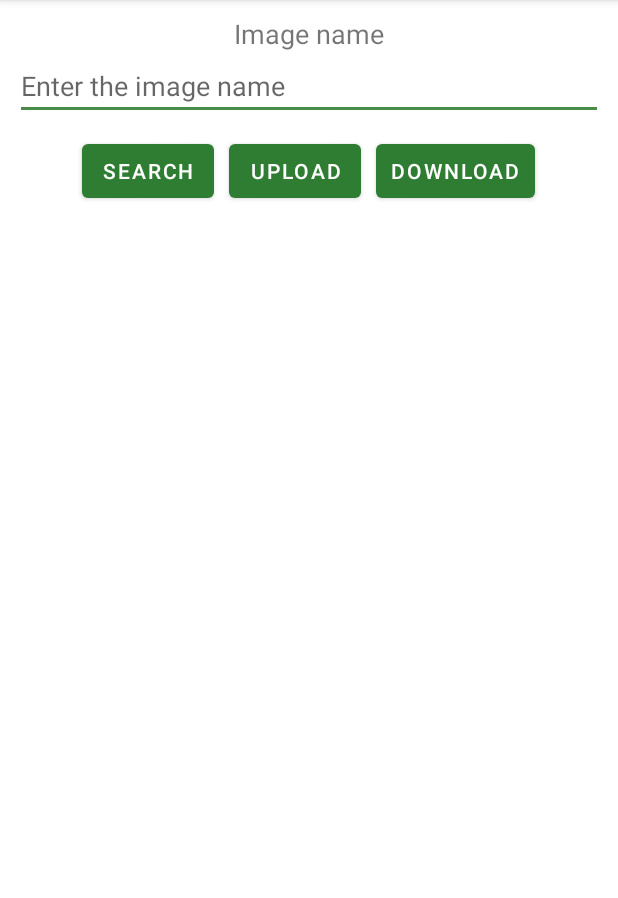
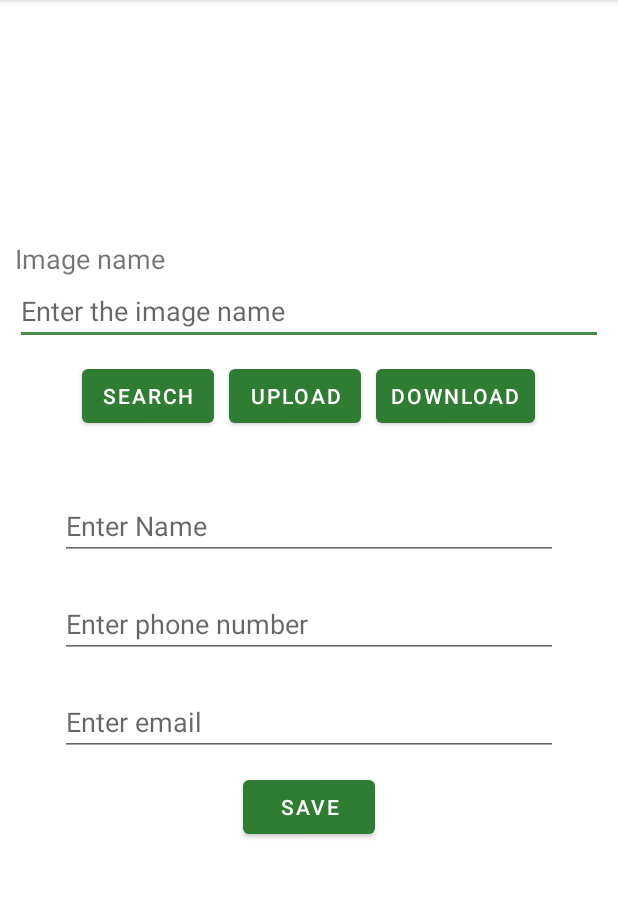
Before and after one commit to yeco96/hotelesMovil, an Android app: the fragment GalleryFragment shown on its own in the app's theme, on a phone screen of 412 x 824 dp, the part 84-982 px from its top. Run offline under Robolectric (Android 15) with nearby library versions, the phone set to English and light mode, and no system bars; our stand-ins replace Firebase (no records; nobody signed in at launch, a user with empty details on screens opened directly); 4 statements that could not run were skipped.

Commit message:
Datos del usuario en realtime

```diff
--- a/app/build.gradle
+++ b/app/build.gradle
@@ -66,4 +66,5 @@ dependencies {
     implementation 'com.squareup.picasso:picasso:2.71828'
 
     implementation 'com.google.android.gms:play-services-ads:20.2.0'
+    implementation 'com.google.code.gson:gson:2.8.8'
 }
--- a/app/src/main/AndroidManifest.xml
+++ b/app/src/main/AndroidManifest.xml
@@ -3,6 +3,7 @@
     package="com.sc703.proyecto">
 
     <uses-permission android:name="android.permission.INTERNET"/>
+    <uses-permission android:name="android.permission.ACCESS_NETWORK_STATE"/>
 
     <application
         android:allowBackup="true"
--- a/app/src/main/java/com/sc703/proyecto/ui/gallery/GalleryFragment.kt
+++ b/app/src/main/java/com/sc703/proyecto/ui/gallery/GalleryFragment.kt
@@ -7,39 +7,52 @@ import android.graphics.BitmapFactory
 import android.net.Uri
 import android.os.Bundle
 import android.provider.MediaStore
+import android.support.annotation.NonNull
+import android.text.TextUtils
 import android.view.LayoutInflater
 import android.view.View
 import android.view.ViewGroup
 import android.widget.*
 import androidx.fragment.app.Fragment
-import androidx.lifecycle.Observer
-import androidx.lifecycle.ViewModelProvider
+import com.google.firebase.auth.ktx.auth
+import com.google.firebase.database.*
+import com.google.firebase.database.ktx.database
+import com.google.firebase.database.ktx.getValue
+import com.google.firebase.ktx.Firebase
 import com.google.firebase.storage.FirebaseStorage
 import com.google.firebase.storage.StorageReference
+import com.google.gson.Gson
 import com.sc703.proyecto.R
-import com.sc703.proyecto.databinding.FragmentGalleryBinding
 import java.io.File
 import java.io.IOException
 
+
 class GalleryFragment : Fragment() {
+
+    private lateinit var employeeNameEdt: EditText
+    private lateinit var employeePhoneEdt: EditText
+    private lateinit var employeeAddressEdt: EditText
+
+    private lateinit var database: DatabaseReference
+    private lateinit var usuario: Usuario
+
+
     private lateinit var imv_imagen: ImageView
     private lateinit var edt_NombreImag: EditText
     private lateinit var btn_Buscar: Button
     private lateinit var btn_Cargar: Button
     private lateinit var btn_Descargar: Button
+    private lateinit var btn_Save: Button
 
-    //Creamos la referencia al servicio de Storage
+
     private lateinit var Almacenamiento: StorageReference
-
-    //Ruta par la imagen
     private lateinit var RutaIMG: Uri
-
-    //Asignamos un ID al proceso de busqueda
     private val ID_Proceso = 1234
 
     override fun onCreateView(
         inflater: LayoutInflater, container: ViewGroup?,
-        savedInstanceState: Bundle?): View? {
+        savedInstanceState: Bundle?
+    ): View? {
         val root = inflater.inflate(R.layout.fragment_gallery, container, false)
 
         imv_imagen = root.findViewById(R.id.imv_Imagen)
@@ -47,21 +60,81 @@ class GalleryFragment : Fragment() {
         btn_Buscar = root.findViewById(R.id.btn_Buscar)
         btn_Cargar = root.findViewById(R.id.btn_Cargar)
         btn_Descargar = root.findViewById(R.id.btn_Descargar)
+        btn_Save = root.findViewById(R.id.btn_Save)
 
-        btn_Buscar.setOnClickListener(View.OnClickListener { v -> BuscarArchivo(v) })
-        btn_Cargar.setOnClickListener(View.OnClickListener { v -> CargarArchivo(v) })
-        btn_Descargar.setOnClickListener(View.OnClickListener { DescargaArchivo() })
+        btn_Buscar.setOnClickListener { v -> BuscarArchivo(v) }
+        btn_Cargar.setOnClickListener { v -> CargarArchivo(v) }
+        btn_Descargar.setOnClickListener { DescargaArchivo() }
+        btn_Save.setOnClickListener { Save() }
+
+        employeeNameEdt = root.findViewById(R.id.idEdtName)
+        employeePhoneEdt = root.findViewById(R.id.idEdtPhoneNumber)
+        employeeAddressEdt = root.findViewById(R.id.idEdtAddress)
+
+        database = Firebase.database.reference
+        usuario = Usuario()
+
+        val user = Firebase.auth.currentUser
+        user?.let {
+            usuario.id = user.uid
+            employeeAddressEdt.setText(user.email)
+        }
+        database.child("users").child(usuario.id).child("dataUser")
+            .addValueEventListener(object : ValueEventListener {
+                override fun onDataChange(snapshot: DataSnapshot) {
+                    usuario = snapshot.getValue<Usuario>()!!
+                    employeeNameEdt.setText(usuario.name.toString())
+                    employeePhoneEdt.setText(usuario.telefono.toString())
+                    employeeAddressEdt.setText(usuario.correo.toString())
+                }
+
+                override fun onCancelled(error: DatabaseError) {
+
+                }
+            })
 
         return root
     }
 
+    private fun addDatatoFirebase(name: String, phone: String, address: String) {
+        usuario.name = name
+        usuario.telefono = phone
+        usuario.correo = address
+
+        val child = database.child("users").child(usuario.id)
+
+        database.addValueEventListener(object : ValueEventListener {
+            override fun onDataChange(@NonNull snapshot: DataSnapshot) {
+                child.child("dataUser").setValue(usuario)
+                Toast.makeText(context, "data added", Toast.LENGTH_SHORT).show()
+            }
+
+            override fun onCancelled(@NonNull error: DatabaseError) {
+                Toast.makeText(context, "Fail to add data $error", Toast.LENGTH_SHORT).show()
+            }
+        })
+    }
+
+    private fun Save() {
+        val name: String = employeeNameEdt.text.toString()
+        val phone: String = employeePhoneEdt.text.toString()
+        val address: String = employeeAddressEdt.text.toString()
+
+        if (TextUtils.isEmpty(name) && TextUtils.isEmpty(phone) && TextUtils.isEmpty(address)) {
+            Toast.makeText(context, "Please add some data.", Toast.LENGTH_SHORT).show()
+        } else {
+            addDatatoFirebase(name, phone, address)
+        }
+    }
+
     //Funcion para abrir un explorador de archivos *** Imagenes
-    private fun BuscarArchivo(view: View){
+    private fun BuscarArchivo(view: View) {
         val intent = Intent()
         intent.type = "image/*"
         intent.action = Intent.ACTION_GET_CONTENT
         startActivityForResult(
-            Intent.createChooser(intent, R.string.Storage_Image_select.toString()),ID_Proceso)
+            Intent.createChooser(intent, R.string.Storage_Image_select.toString()), ID_Proceso
+        )
     }
 
     //Funcion para obtener los datos de la imagen
@@ -70,19 +143,25 @@ class GalleryFragment : Fragment() {
         if (requestCode == ID_Proceso && resultCode == Activity.RESULT_OK && data != null)
             RutaIMG = data.data!!
         try {
-            val bitmap = MediaStore.Images.Media.getBitmap(activity?.contentResolver,RutaIMG)
+            val bitmap = MediaStore.Images.Media.getBitmap(activity?.contentResolver, RutaIMG)
             imv_imagen.setImageBitmap(bitmap)
-        }catch (e: IOException){
+        } catch (e: IOException) {
             e.printStackTrace()
-            Toast.makeText(context,R.string.Storage_Image_select_fail.toString(),
-                Toast.LENGTH_SHORT).show()
+            Toast.makeText(
+                context,
+                R.string.Storage_Image_select_fail.toString(),
+                Toast.LENGTH_SHORT
+            ).show()
         }
     }
 
     //Funcion para Cargar las imagenes al Storage de Firebase
-    private fun CargarArchivo (view: View){
+    private fun CargarArchivo(view: View) {
         Almacenamiento = FirebaseStorage.getInstance().reference.child("Imagenes")
-        if (RutaIMG != null){
+        if (RutaIMG == null) {
+            Toast.makeText(context, R.string.Storage_upload_notfound, Toast.LENGTH_SHORT).show()
+        }
+
         val dialogo = ProgressDialog(context)
         dialogo.setTitle(R.string.Storage_upload)
         dialogo.show()
@@ -91,34 +170,31 @@ class GalleryFragment : Fragment() {
         ref.putFile(RutaIMG)
             .addOnSuccessListener {
                 dialogo.dismiss()
-                    Toast.makeText(context,R.string.Storage_upload_succes, Toast.LENGTH_SHORT).show()
+                Toast.makeText(context, R.string.Storage_upload_succes, Toast.LENGTH_SHORT).show()
             }
             .addOnFailureListener {
                 dialogo.dismiss()
-                    Toast.makeText(context, R.string.Storage_upload_fail, Toast.LENGTH_SHORT)
-                        .show()
+                Toast.makeText(context, R.string.Storage_upload_fail, Toast.LENGTH_SHORT).show()
             }
             .addOnProgressListener { snapshot ->
                 val progreso = 100 * snapshot.bytesTransferred / snapshot.totalByteCount
                 dialogo.setMessage(R.string.Storage_upload.toString() + progreso + "%")
             }
-        }else{
-            Toast.makeText(context,R.string.Storage_upload_notfound, Toast.LENGTH_SHORT)
-                .show()
-        }
+
     }
 
     //Funcion para descargar las imagenes del Stotrage de Firebase
-    private fun DescargaArchivo(){
+    private fun DescargaArchivo() {
         //Asignamos la ruta de la imagen a descargar
-        Almacenamiento = FirebaseStorage.getInstance().reference.child("Imagenes/" +
-                edt_NombreImag.text.toString())
+        Almacenamiento = FirebaseStorage.getInstance().reference.child(
+            "Imagenes/" + edt_NombreImag.text.toString()
+        )
 
         lateinit var temporal: File
 
         try {
-            temporal = File.createTempFile("images",".jpg")
-        }catch (e: IOException){
+            temporal = File.createTempFile("images", ".jpg")
+        } catch (e: IOException) {
             e.printStackTrace()
         }
         val archivoFinal = temporal
@@ -128,8 +204,7 @@ class GalleryFragment : Fragment() {
                 imv_imagen.setImageBitmap(BitmapFactory.decodeFile(imagen))
             }
             .addOnFailureListener {
-                Toast.makeText(context,R.string.Storage_download_fail, Toast.LENGTH_SHORT)
-                    .show()
+                Toast.makeText(context, R.string.Storage_download_fail, Toast.LENGTH_SHORT).show()
             }
     }
 }
--- /dev/null
+++ b/app/src/main/java/com/sc703/proyecto/ui/gallery/Usuario.java
@@ -0,0 +1,60 @@
+package com.sc703.proyecto.ui.gallery;
+
+public class Usuario {
+    // string variable for
+    // storing employee name.
+
+    private String ID;
+
+    private String name;
+
+    // string variable for storing
+    // employee contact number
+    private String telefono;
+
+    // string variable for storing
+    // employee address.
+    private String correo;
+
+    // an empty constructor is
+    // required when using
+    // Firebase Realtime Database.
+    public Usuario() {
+
+    }
+
+
+    public String getID() {
+        return ID;
+    }
+
+    public void setID(String ID) {
+        this.ID = ID;
+    }
+
+    // created getter and setter methods
+    // for all our variables.
+    public String getName() {
+        return name;
+    }
+
+    public void setName(String name) {
+        this.name = name;
+    }
+
+    public String getTelefono() {
+        return telefono;
+    }
+
+    public void setTelefono(String telefono) {
+        this.telefono = telefono;
+    }
+
+    public String getCorreo() {
+        return correo;
+    }
+
+    public void setCorreo(String correo) {
+        this.correo = correo;
+    }
+}
--- a/app/src/main/res/layout/fragment_gallery.xml
+++ b/app/src/main/res/layout/fragment_gallery.xml
@@ -13,13 +13,23 @@
         android:layout_width="match_parent"
         android:layout_height="match_parent"
         android:layout_margin="10dp"
-        android:gravity="center"
         android:orientation="vertical">
+
+        <LinearLayout
+            android:layout_width="150dp"
+            android:layout_height="150dp"
+            android:layout_gravity="center">
+            <ImageView
+                android:id="@+id/imv_Imagen"
+                android:layout_width="150dp"
+                android:layout_height="150dp" />
+        </LinearLayout>
+
         <TextView
             android:layout_width="wrap_content"
             android:layout_height="wrap_content"
             android:text="@string/Storage_Image_name"
-            android:textSize="18dp"/>
+            android:textSize="18sp"/>
 
         <EditText
             android:id="@+id/edt_NombreImg"
@@ -56,13 +66,55 @@
                 android:text="@string/btn_Download" />
         </LinearLayout>
 
+<!--        DATOS-->
         <LinearLayout
             android:layout_width="match_parent"
-            android:layout_height="match_parent">
-            <ImageView
-                android:id="@+id/imv_Imagen"
+            android:layout_height="wrap_content"
+            android:gravity="center"
+            android:padding="20dp"
+            android:orientation="vertical">
+
+
+            <EditText
+                android:id="@+id/idEdtName"
                 android:layout_width="match_parent"
-                android:layout_height="match_parent" />
+                android:layout_height="wrap_content"
+                android:layout_centerHorizontal="true"
+                android:layout_margin="10dp"
+                android:hint="@string/Name"
+                android:importantForAutofill="no"
+                android:inputType="textPersonName" />
+
+            <EditText
+                android:id="@+id/idEdtPhoneNumber"
+                android:layout_width="match_parent"
+                android:layout_height="wrap_content"
+                android:layout_margin="10dp"
+                android:hint="@string/UsuerPhone"
+                android:importantForAutofill="no"
+                android:inputType="phone" />
+
+
+            <EditText
+                android:id="@+id/idEdtAddress"
+                android:layout_width="match_parent"
+                android:layout_height="wrap_content"
+                android:layout_margin="10dp"
+                android:hint="@string/email"
+                android:focusable="false"
+                android:inputType="textPostalAddress" />
+
+            <Button
+                android:id="@+id/btn_Save"
+                android:layout_width="wrap_content"
+                android:layout_height="wrap_content"
+                android:paddingStart="10dp"
+                android:paddingEnd="10dp"
+                android:text="@string/btn_Save" />
+
         </LinearLayout>
+
+
+
     </LinearLayout>
 </androidx.appcompat.widget.LinearLayoutCompat>
--- a/app/src/main/res/values/strings.xml
+++ b/app/src/main/res/values/strings.xml
@@ -34,6 +34,7 @@
     <string name="btn_login">Login</string>
 
     <!--  Storage  -->
+    <string name="Storage_Name">Name</string>
     <string name="Storage_Image_name">Image name</string>
     <string name="Storage_Image_name_hint">Enter the image name</string>
     <string name="Storage_Image_select">Please select an image</string>
@@ -46,6 +47,10 @@
     <string name="btn_find">Search</string>
     <string name="btn_upload">Upload</string>
     <string name="btn_Download">Download</string>
+    <string name="btn_Save">Save</string>
+    <string name="UsuerPhone">Enter phone number</string>
+    <string name="Name">Enter Name</string>
+    <string name="email">Enter email</string>
 
     <!--  Support   -->
     <string name="Support_Contact">Contact</string>
```
Also changed, not shown: 1 other file. Lines whose indentation alone changed are shown as unchanged.
